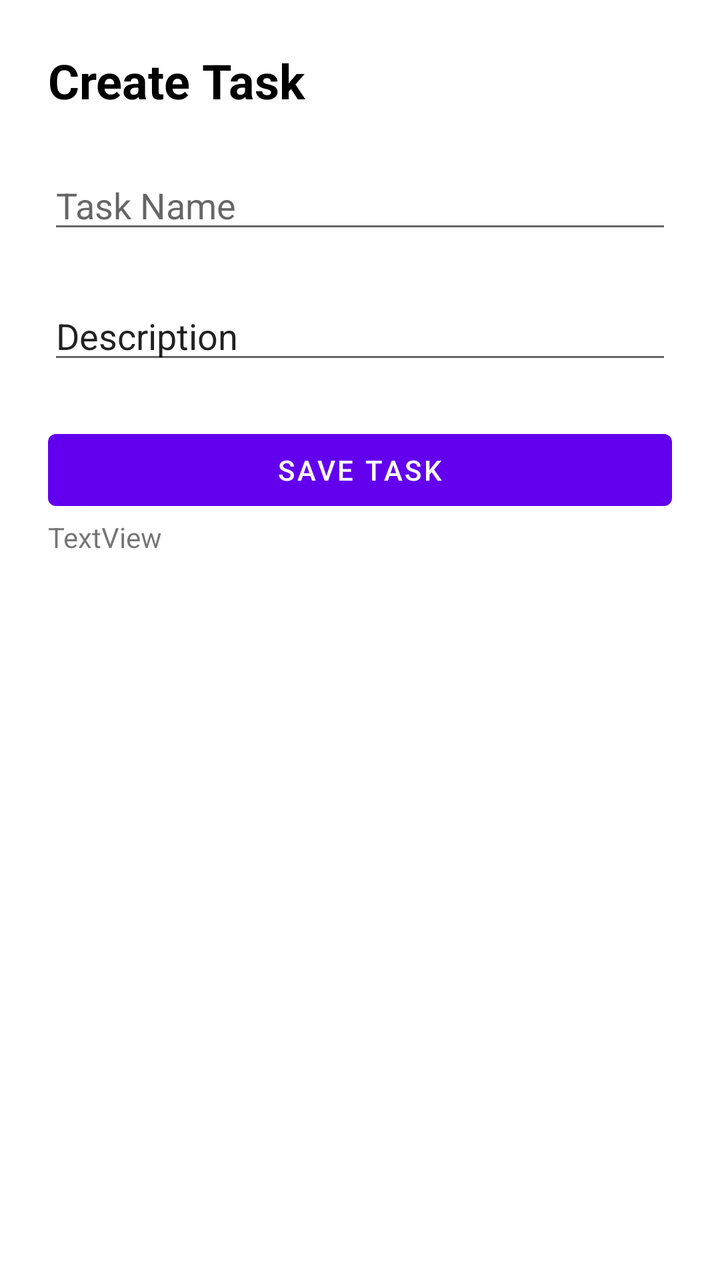
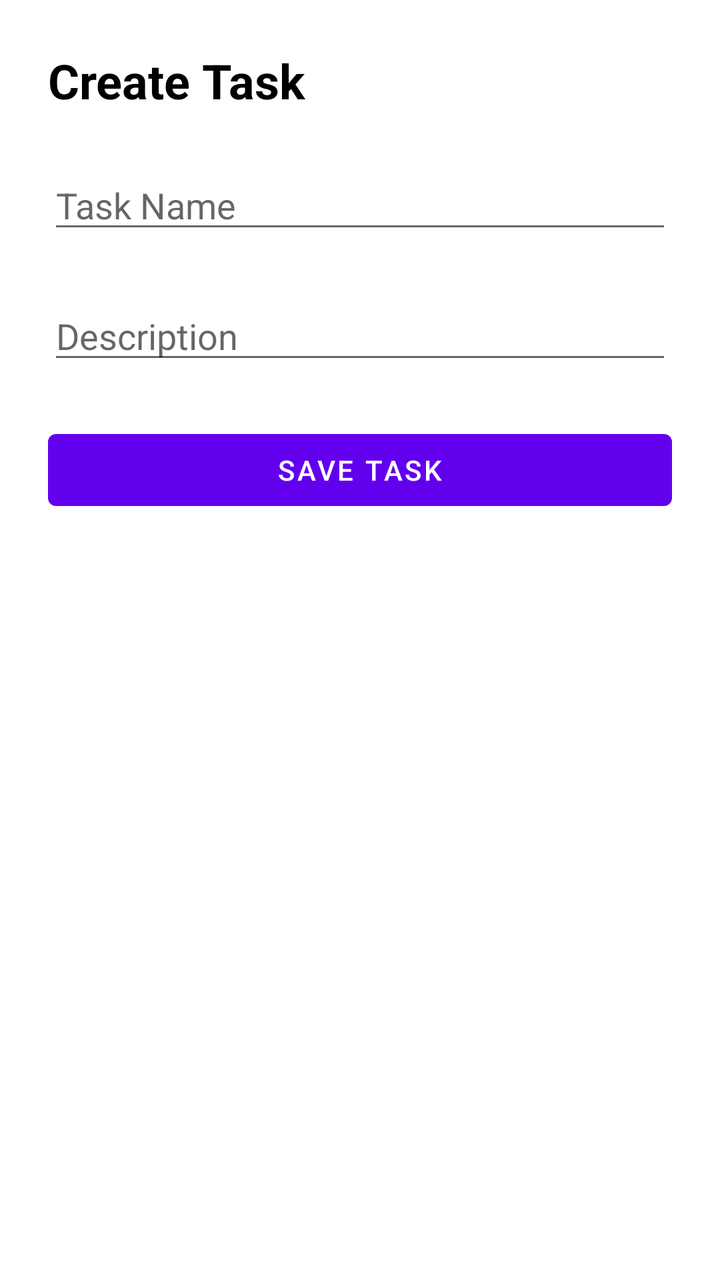

Before-and-after screenshots of an Android layout around one commit, followed by the original layout XML and the change that was made.
<!-- AndroidManifest.xml: application theme Theme.ToDoListApp -->
<!-- res/layout/fragment_add_task.xml -->
<?xml version="1.0" encoding="utf-8"?>
<LinearLayout xmlns:android="http://schemas.android.com/apk/res/android"
    xmlns:tools="http://schemas.android.com/tools"
    android:layout_width="match_parent"
    android:layout_height="match_parent"
    tools:context=".AddTaskFragment"
    android:orientation="vertical"
    android:padding="24dp">

    
    <TextView
        android:layout_width="match_parent"
        android:layout_height="wrap_content"
        android:text="Create Task"
        android:textStyle="bold"
        android:textSize="24sp"
        android:textColor="@color/black"/>

    <EditText
        android:id="@+id/editTextTitle"
        android:layout_width="match_parent"
        android:layout_height="wrap_content"
        android:ems="10"
        android:inputType="text"
        android:hint="Task Name"
        android:layout_marginVertical="24dp"/>

    <EditText
        android:id="@+id/editTextDescription"
        android:layout_width="match_parent"
        android:layout_height="wrap_content"
        android:ems="10"
        android:inputType="text"
        android:text="Description" />

    <Button
        android:id="@+id/addButton"
        android:layout_marginTop="24dp"
        android:layout_width="match_parent"
        android:layout_height="wrap_content"
        android:text="Save TAsk" />

    <TextView
        android:id="@+id/taskTest"
        android:layout_width="match_parent"
        android:layout_height="wrap_content"
        android:text="TextView" />


</LinearLayout>
<!-- resources referenced by this layout -->
<resources>
  <color name="black">#FF000000</color>
  <style name="Theme.ToDoListApp" parent="Theme.MaterialComponents.DayNight.NoActionBar">
          
          <item name="colorPrimary">@color/purple_500</item>
          <item name="colorPrimaryVariant">@color/purple_700</item>
          <item name="colorOnPrimary">@color/white</item>
          
          <item name="colorSecondary">@color/teal_200</item>
          <item name="colorSecondaryVariant">@color/teal_700</item>
          <item name="colorOnSecondary">@color/black</item>
          
          <item name="android:statusBarColor">?attr/colorPrimaryVariant</item>
          
      </style>
  <color name="purple_500">#FF6200EE</color>
  <color name="purple_700">#FF3700B3</color>
  <color name="white">#FFFFFFFF</color>
  <color name="teal_200">#FF03DAC5</color>
  <color name="teal_700">#FF018786</color>
</resources>

<!-- the commit's change to res/layout/fragment_add_task.xml (unified diff, before → after) -->
@@ -31,20 +31,14 @@
         android:layout_height="wrap_content"
         android:ems="10"
         android:inputType="text"
-        android:text="Description" />
+        android:hint="Description" />
 
     <Button
         android:id="@+id/addButton"
         android:layout_marginTop="24dp"
         android:layout_width="match_parent"
         android:layout_height="wrap_content"
-        android:text="Save TAsk" />
-
-    <TextView
-        android:id="@+id/taskTest"
-        android:layout_width="match_parent"
-        android:layout_height="wrap_content"
-        android:text="TextView" />
+        android:text="Save Task" />
 
 
 </LinearLayout>
